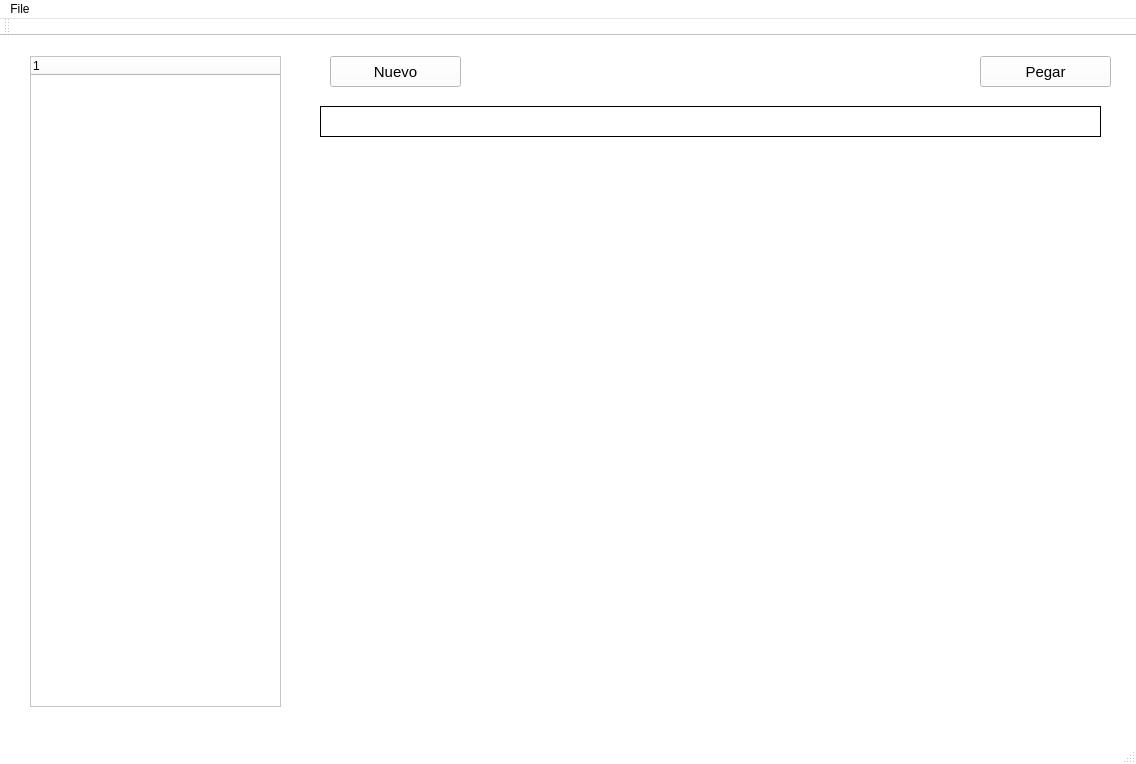
moniquestigter/ED-FileExplorer, file File-Explorer-ED/mainwindow.ui: the form before one commit.
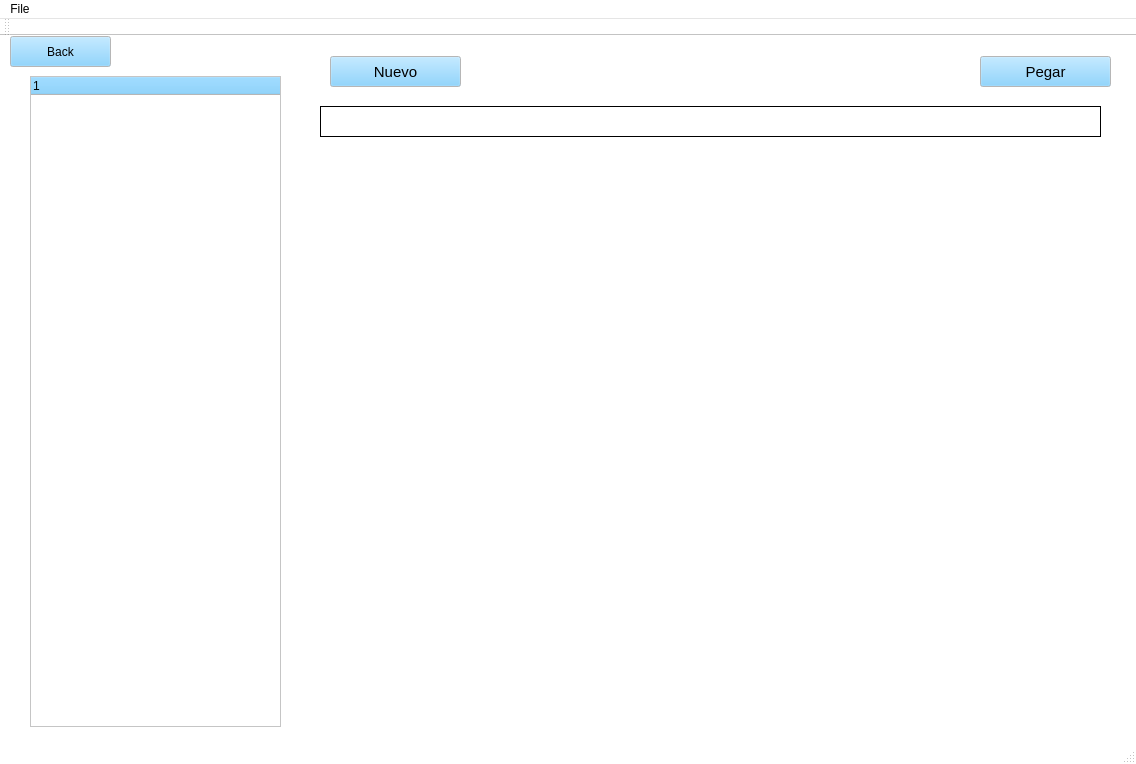
The form after the commit.

What changed in the file:
```diff
--- a/File-Explorer-ED/mainwindow.ui
+++ b/File-Explorer-ED/mainwindow.ui
@@ -25,8 +25,8 @@
      <colorrole role="Button">
       <brush brushstyle="SolidPattern">
        <color alpha="255">
-        <red>255</red>
-        <green>255</green>
+        <red>111</red>
+        <green>200</green>
         <blue>255</blue>
        </color>
       </brush>
@@ -162,8 +162,8 @@
      <colorrole role="Button">
       <brush brushstyle="SolidPattern">
        <color alpha="255">
-        <red>255</red>
-        <green>255</green>
+        <red>111</red>
+        <green>200</green>
         <blue>255</blue>
        </color>
       </brush>
@@ -299,8 +299,8 @@
      <colorrole role="Button">
       <brush brushstyle="SolidPattern">
        <color alpha="255">
-        <red>255</red>
-        <green>255</green>
+        <red>111</red>
+        <green>200</green>
         <blue>255</blue>
        </color>
       </brush>
@@ -490,7 +490,7 @@
     <property name="geometry">
      <rect>
       <x>30</x>
-      <y>20</y>
+      <y>40</y>
       <width>251</width>
       <height>651</height>
      </rect>
@@ -501,6 +501,19 @@
      </property>
     </column>
    </widget>
+   <widget class="QPushButton" name="btBack">
+    <property name="geometry">
+     <rect>
+      <x>10</x>
+      <y>0</y>
+      <width>101</width>
+      <height>31</height>
+     </rect>
+    </property>
+    <property name="text">
+     <string>Back</string>
+    </property>
+   </widget>
   </widget>
   <widget class="QMenuBar" name="menuBar">
    <property name="geometry">
```
